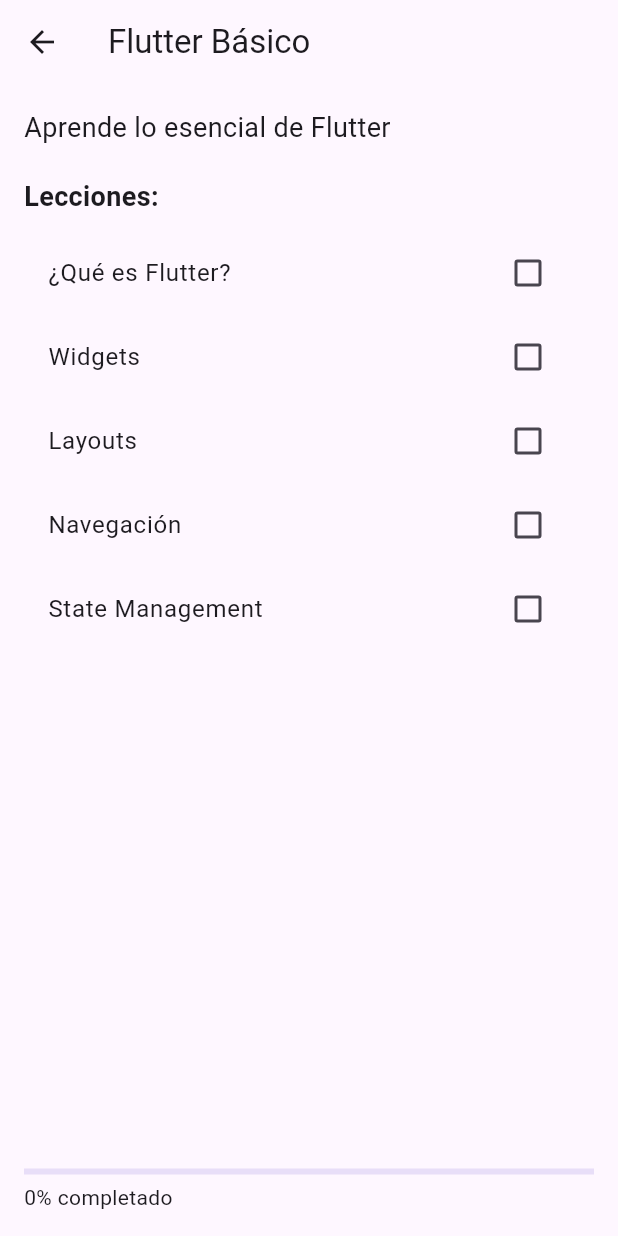
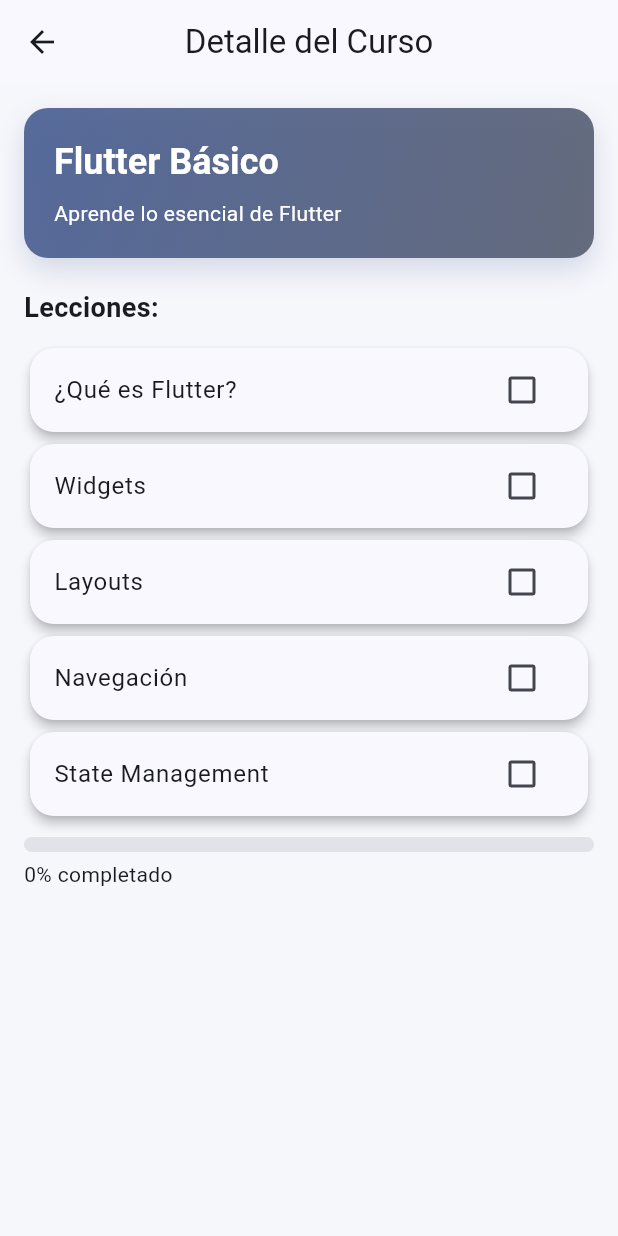
Before and after one commit to UbeimarY/TallerGetX, a Flutter app: the screen it shows after launch, after a tap on "Flutter Básico", on a phone screen of 412 x 824 dp. Run offline on Flutter 3.47's test engine with Material 3 defaults, Android fonts, the phone set to English and light mode, and no system bars; our stand-ins replace get.

Commit message:
Agregando Diseño

```diff
--- a/lib/main.dart
+++ b/lib/main.dart
@@ -1,6 +1,7 @@
 import 'package:flutter/material.dart';
 import 'package:get/get.dart';
 import 'pages/home_page.dart';
+import 'theme/app_theme.dart';
 
 void main() {
   runApp(MyApp());
@@ -14,6 +15,8 @@
     return GetMaterialApp(
       debugShowCheckedModeBanner: false,
       title: "Plataforma de Cursos",
+      theme: AppTheme.light(),
+      darkTheme: AppTheme.dark(),
       home: HomePage(),
     );
   }
--- a/lib/pages/course_detail_page.dart
+++ b/lib/pages/course_detail_page.dart
@@ -10,13 +10,9 @@
 
   @override
   Widget build(BuildContext context) {
+    final colors = Theme.of(context).colorScheme;
     return Scaffold(
-      appBar: AppBar(
-        title: Obx(() {
-          final course = controller.selectedCourse.value;
-          return Text(course?.title ?? "Curso");
-        }),
-      ),
+      appBar: AppBar(title: const Text("Detalle del Curso")),
       body: Obx(() {
         final course = controller.selectedCourse.value;
 
@@ -24,12 +20,53 @@
           return const Center(child: Text("No hay curso seleccionado"));
         }
 
-        return Padding(
+        return SingleChildScrollView(
           padding: const EdgeInsets.all(16),
           child: Column(
             crossAxisAlignment: CrossAxisAlignment.start,
             children: [
-              Text(course.description, style: const TextStyle(fontSize: 18)),
+              Container(
+                width: double.infinity,
+                padding: const EdgeInsets.all(20),
+                decoration: BoxDecoration(
+                  gradient: LinearGradient(
+                    colors: [
+                      colors.primary.withValues(alpha: 0.9),
+                      colors.secondary.withValues(alpha: 0.9),
+                    ],
+                    begin: Alignment.topLeft,
+                    end: Alignment.bottomRight,
+                  ),
+                  borderRadius: BorderRadius.circular(16),
+                  boxShadow: [
+                    BoxShadow(
+                      color: colors.primary.withValues(alpha: 0.2),
+                      blurRadius: 16,
+                      offset: const Offset(0, 8),
+                    ),
+                  ],
+                ),
+                child: Column(
+                  crossAxisAlignment: CrossAxisAlignment.start,
+                  children: [
+                    Text(
+                      course.title,
+                      style: Theme.of(context).textTheme.headlineSmall
+                          ?.copyWith(
+                            color: colors.onPrimary,
+                            fontWeight: FontWeight.bold,
+                          ),
+                    ),
+                    const SizedBox(height: 8),
+                    Text(
+                      course.description,
+                      style: Theme.of(
+                        context,
+                      ).textTheme.bodyMedium?.copyWith(color: colors.onPrimary),
+                    ),
+                  ],
+                ),
+              ),
 
               const SizedBox(height: 20),
 
@@ -40,30 +77,30 @@
 
               const SizedBox(height: 10),
 
-              Expanded(
-                child: ListView.builder(
-                  itemCount: course.lessons.length,
-                  itemBuilder: (context, index) {
-                    return Obx(() {
-                      bool completed = controller.completedLessons.contains(
-                        index,
-                      );
-
-                      return CheckboxListTile(
-                        title: Text(course.lessons[index]),
-                        value: completed,
-                        onChanged: (_) {
-                          controller.toggleLesson(index);
-                        },
-                      );
-                    });
-                  },
-                ),
-              ),
+              ...List.generate(course.lessons.length, (index) {
+                return Obx(() {
+                  bool completed = controller.completedLessons.contains(index);
+                  return Card(
+                    child: CheckboxListTile(
+                      title: Text(course.lessons[index]),
+                      value: completed,
+                      onChanged: (_) => controller.toggleLesson(index),
+                    ),
+                  );
+                });
+              }),
 
               const SizedBox(height: 10),
 
-              LinearProgressIndicator(value: controller.progress),
+              ClipRRect(
+                borderRadius: BorderRadius.circular(8),
+                child: LinearProgressIndicator(
+                  value: controller.progress,
+                  minHeight: 10,
+                  backgroundColor: colors.surfaceContainerHighest,
+                  color: colors.primary,
+                ),
+              ),
 
               const SizedBox(height: 5),
 
--- a/lib/pages/home_page.dart
+++ b/lib/pages/home_page.dart
@@ -1,6 +1,7 @@
 import 'package:flutter/material.dart';
 import 'package:get/get.dart';
 import '../controllers/course_controller.dart';
+import '../widgets/course_card.dart';
 import 'course_detail_page.dart';
 
 class HomePage extends StatelessWidget {
@@ -10,26 +11,49 @@
 
   @override
   Widget build(BuildContext context) {
+    final colors = Theme.of(context).colorScheme;
     return Scaffold(
-      appBar: AppBar(title: Text("Cursos Disponibles"), centerTitle: true),
-      body: Obx(() {
-        return ListView.builder(
+      appBar: AppBar(
+        title: const Text("Cursos Disponibles"),
+        centerTitle: true,
+      ),
+      body: Container(
+        decoration: BoxDecoration(
+          gradient: LinearGradient(
+            colors: [
+              colors.surface,
+              colors.surfaceContainerHighest.withValues(alpha: 0.6),
+            ],
+            begin: Alignment.topCenter,
+            end: Alignment.bottomCenter,
+          ),
+        ),
+        child: Obx(() {
+          return Padding(
+            padding: const EdgeInsets.all(16),
+            child: GridView.builder(
+              gridDelegate: const SliverGridDelegateWithFixedCrossAxisCount(
+                crossAxisCount: 2,
+                crossAxisSpacing: 16,
+                mainAxisSpacing: 16,
+                childAspectRatio: 3 / 2,
+              ),
               itemCount: controller.courses.length,
               itemBuilder: (context, index) {
                 final course = controller.courses[index];
-
-            return ListTile(
-              title: Text(course.title),
-              subtitle: Text(course.description),
-              trailing: Icon(Icons.arrow_forward),
+                return CourseCard(
+                  title: course.title,
+                  subtitle: course.description,
                   onTap: () {
                     controller.selectCourse(course);
                     Get.to(() => CourseDetailPage());
                   },
                 );
               },
+            ),
           );
         }),
+      ),
     );
   }
 }
--- a/lib/pages/quiz_page.dart
+++ b/lib/pages/quiz_page.dart
@@ -29,34 +29,50 @@
           padding: const EdgeInsets.all(16),
           itemCount: controller.questions.length,
           itemBuilder: (context, index) {
+            final colors = Theme.of(context).colorScheme;
             final question = controller.questions[index];
             final selected = controller.selectedAnswers[index];
-
-            return Column(
+            return Card(
+              child: Padding(
+                padding: const EdgeInsets.all(12),
+                child: Column(
                   crossAxisAlignment: CrossAxisAlignment.start,
                   children: [
                     Text(
                       question.question,
-                  style: const TextStyle(
-                    fontSize: 18,
+                      style: Theme.of(context).textTheme.titleMedium?.copyWith(
                         fontWeight: FontWeight.bold,
                       ),
                     ),
                     const SizedBox(height: 10),
                     ...List.generate(question.options.length, (optionIndex) {
-                  return RadioListTile<int>(
+                      final isSelected = selected == optionIndex;
+                      return Container(
+                        margin: const EdgeInsets.only(bottom: 8),
+                        decoration: BoxDecoration(
+                          border: Border.all(
+                            color: isSelected
+                                ? colors.primary
+                                : colors.outlineVariant,
+                          ),
+                          borderRadius: BorderRadius.circular(12),
+                        ),
+                        child: ListTile(
                           title: Text(question.options[optionIndex]),
-                    value: optionIndex,
-                    groupValue: selected,
-                    onChanged: (val) {
-                      if (val != null) {
-                        controller.answerQuestion(index, val);
-                      }
-                    },
+                          trailing: Icon(
+                            isSelected
+                                ? Icons.radio_button_checked
+                                : Icons.radio_button_off,
+                            color: isSelected ? colors.primary : colors.outline,
+                          ),
+                          onTap: () =>
+                              controller.answerQuestion(index, optionIndex),
+                        ),
                       );
                     }),
-                const Divider(),
                   ],
+                ),
+              ),
             );
           },
         );
--- /dev/null
+++ b/lib/theme/app_theme.dart
@@ -0,0 +1,67 @@
+import 'package:flutter/material.dart';
+
+class AppTheme {
+  static const _seed = Color(0xFF5B86E5);
+
+  static ThemeData light() {
+    final colorScheme = ColorScheme.fromSeed(
+      seedColor: _seed,
+      brightness: Brightness.light,
+    );
+    return ThemeData(
+      colorScheme: colorScheme,
+      scaffoldBackgroundColor: const Color(0xFFF6F7FB),
+      useMaterial3: true,
+      appBarTheme: AppBarTheme(
+        backgroundColor: colorScheme.surface,
+        foregroundColor: colorScheme.onSurface,
+        elevation: 0,
+        centerTitle: true,
+      ),
+      cardTheme: CardThemeData(
+        color: colorScheme.surface,
+        elevation: 3.0,
+        shape: RoundedRectangleBorder(borderRadius: BorderRadius.circular(16)),
+      ),
+      elevatedButtonTheme: ElevatedButtonThemeData(
+        style: ElevatedButton.styleFrom(
+          backgroundColor: colorScheme.primary,
+          foregroundColor: colorScheme.onPrimary,
+          padding: const EdgeInsets.symmetric(vertical: 14, horizontal: 16),
+          shape: RoundedRectangleBorder(
+            borderRadius: BorderRadius.circular(12),
+          ),
+        ),
+      ),
+      inputDecorationTheme: InputDecorationTheme(
+        border: OutlineInputBorder(borderRadius: BorderRadius.circular(12)),
+      ),
+    );
+  }
+
+  static ThemeData dark() {
+    final colorScheme = ColorScheme.fromSeed(
+      seedColor: _seed,
+      brightness: Brightness.dark,
+    );
+    return ThemeData(
+      colorScheme: colorScheme,
+      useMaterial3: true,
+      cardTheme: CardThemeData(
+        color: colorScheme.surfaceContainerHighest,
+        elevation: 1.0,
+        shape: RoundedRectangleBorder(borderRadius: BorderRadius.circular(16)),
+      ),
+      elevatedButtonTheme: ElevatedButtonThemeData(
+        style: ElevatedButton.styleFrom(
+          backgroundColor: colorScheme.primary,
+          foregroundColor: colorScheme.onPrimary,
+          padding: const EdgeInsets.symmetric(vertical: 14, horizontal: 16),
+          shape: RoundedRectangleBorder(
+            borderRadius: BorderRadius.circular(12),
+          ),
+        ),
+      ),
+    );
+  }
+}
--- /dev/null
+++ b/lib/widgets/course_card.dart
@@ -0,0 +1,88 @@
+import 'package:flutter/material.dart';
+
+class CourseCard extends StatelessWidget {
+  final String title;
+  final String subtitle;
+  final VoidCallback onTap;
+
+  const CourseCard({
+    super.key,
+    required this.title,
+    required this.subtitle,
+    required this.onTap,
+  });
+
+  @override
+  Widget build(BuildContext context) {
+    final colors = Theme.of(context).colorScheme;
+    return InkWell(
+      onTap: onTap,
+      borderRadius: BorderRadius.circular(16),
+      child: Ink(
+        decoration: BoxDecoration(
+          borderRadius: BorderRadius.circular(16),
+          gradient: LinearGradient(
+            colors: [
+              colors.primary.withValues(alpha: 0.85),
+              colors.secondary.withValues(alpha: 0.85),
+            ],
+            begin: Alignment.topLeft,
+            end: Alignment.bottomRight,
+          ),
+          boxShadow: [
+            BoxShadow(
+              color: colors.primary.withValues(alpha: 0.25),
+              blurRadius: 16,
+              offset: const Offset(0, 8),
+            ),
+          ],
+        ),
+        child: Padding(
+          padding: const EdgeInsets.all(16),
+          child: Column(
+            crossAxisAlignment: CrossAxisAlignment.start,
+            children: [
+              Row(
+                children: [
+                  Container(
+                    decoration: BoxDecoration(
+                      color: colors.onPrimary.withValues(alpha: 0.15),
+                      borderRadius: BorderRadius.circular(12),
+                    ),
+                    padding: const EdgeInsets.all(10),
+                    child: Icon(Icons.school, color: colors.onPrimary),
+                  ),
+                  const Spacer(),
+                  Icon(
+                    Icons.arrow_forward_ios,
+                    color: colors.onPrimary,
+                    size: 16,
+                  ),
+                ],
+              ),
+              const SizedBox(height: 12),
+              Text(
+                title,
+                maxLines: 2,
+                overflow: TextOverflow.ellipsis,
+                style: Theme.of(context).textTheme.titleLarge?.copyWith(
+                  color: colors.onPrimary,
+                  fontWeight: FontWeight.bold,
+                ),
+              ),
+              const SizedBox(height: 6),
+              Text(
+                subtitle,
+                maxLines: 2,
+                overflow: TextOverflow.ellipsis,
+                style: Theme.of(context).textTheme.bodyMedium?.copyWith(
+                  color: colors.onPrimary.withValues(alpha: 0.9),
+                ),
+              ),
+            ],
+          ),
+        ),
+      ),
+    );
+  }
+}
```
Lines whose indentation alone changed are shown as unchanged.
